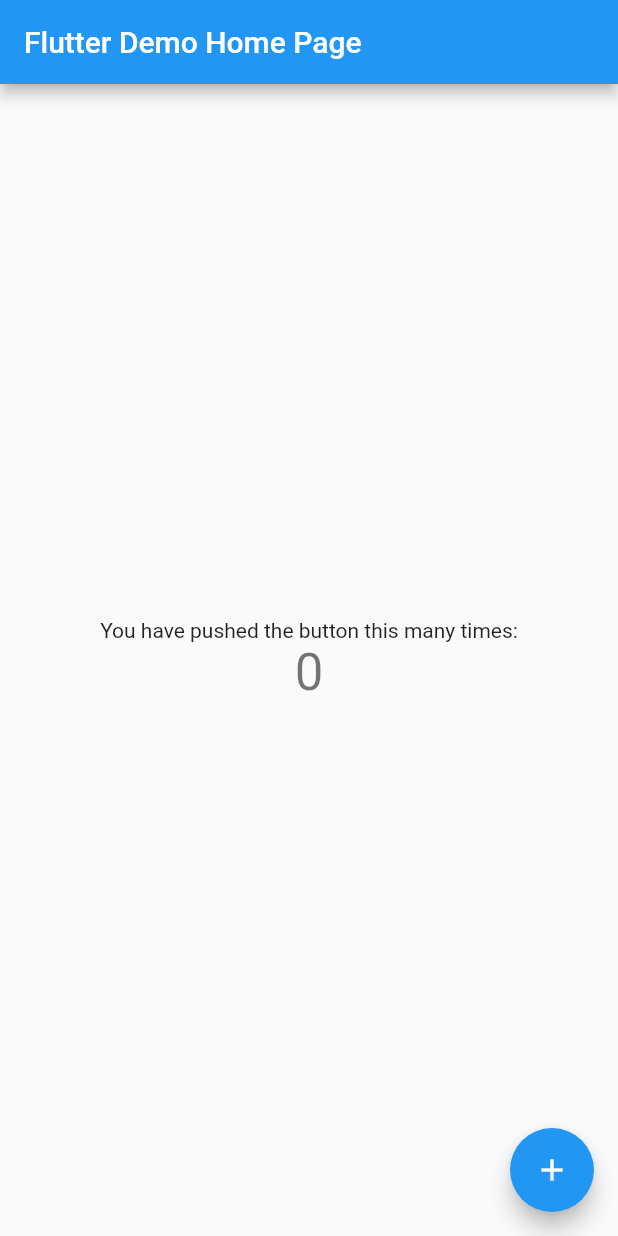
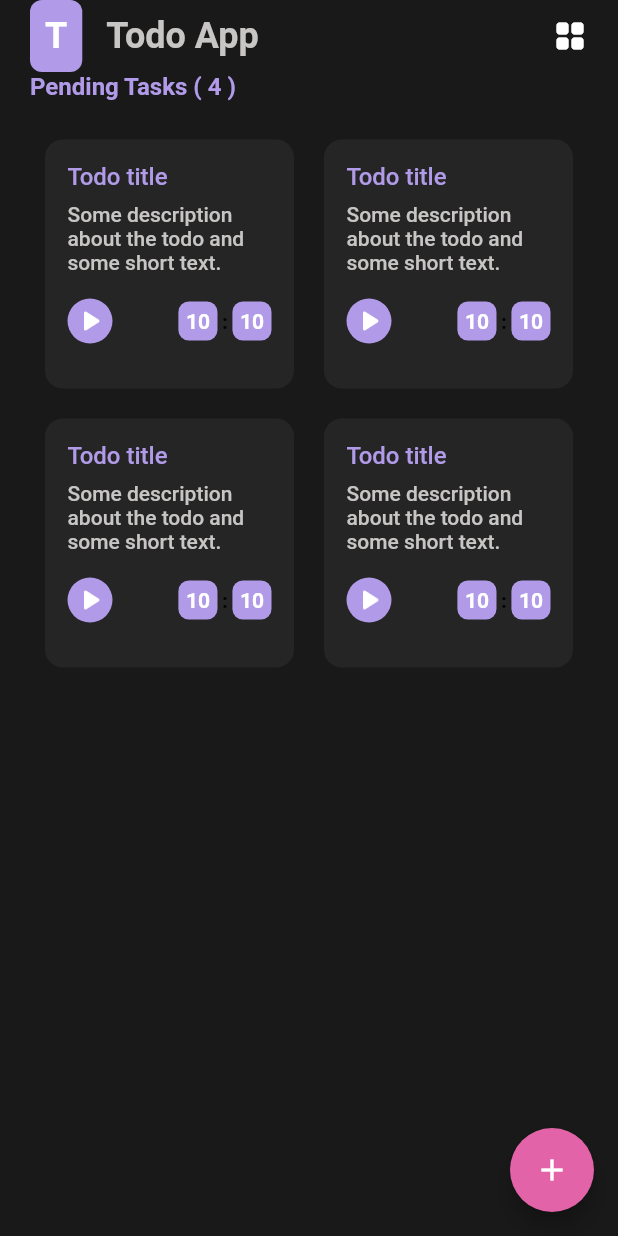
Before and after one commit to Sanchit-Rastogi/todo_app, a Flutter app: the screen it shows after launch, on a phone screen of 412 x 824 dp. Run offline on Flutter 3.47's test engine with Material 2 defaults, Android fonts, the phone set to English and light mode, and no system bars; our stand-ins replace google_fonts, slide_countdown; Roboto replaces fonts that are missing (Urbanist).

Commit message:
home page UI

```diff
--- a/lib/main.dart
+++ b/lib/main.dart
@@ -1,4 +1,6 @@
 import 'package:flutter/material.dart';
+import 'package:todo_assign/ui/screens/home.dart';
+import 'package:todo_assign/ui/shared/app_theme.dart';
 
 void main() {
   runApp(const MyApp());
@@ -7,109 +9,13 @@
 class MyApp extends StatelessWidget {
   const MyApp({Key? key}) : super(key: key);
 
-  // This widget is the root of your application.
   @override
   Widget build(BuildContext context) {
     return MaterialApp(
-      title: 'Flutter Demo',
-      theme: ThemeData(
-        // This is the theme of your application.
-        //
-        // Try running your application with "flutter run". You'll see the
-        // application has a blue toolbar. Then, without quitting the app, try
-        // changing the primarySwatch below to Colors.green and then invoke
-        // "hot reload" (press "r" in the console where you ran "flutter run",
-        // or simply save your changes to "hot reload" in a Flutter IDE).
-        // Notice that the counter didn't reset back to zero; the application
-        // is not restarted.
-        primarySwatch: Colors.blue,
-      ),
-      home: const MyHomePage(title: 'Flutter Demo Home Page'),
+      title: 'Todo Assignment',
+      debugShowCheckedModeBanner: false,
+      theme: AppTheme.darkTheme,
+      home: const HomeScreen(),
     );
   }
 }
-
-class MyHomePage extends StatefulWidget {
-  const MyHomePage({Key? key, required this.title}) : super(key: key);
-
-  // This widget is the home page of your application. It is stateful, meaning
-  // that it has a State object (defined below) that contains fields that affect
-  // how it looks.
-
-  // This class is the configuration for the state. It holds the values (in this
-  // case the title) provided by the parent (in this case the App widget) and
-  // used by the build method of the State. Fields in a Widget subclass are
-  // always marked "final".
-
-  final String title;
-
-  @override
-  State<MyHomePage> createState() => _MyHomePageState();
-}
-
-class _MyHomePageState extends State<MyHomePage> {
-  int _counter = 0;
-
-  void _incrementCounter() {
-    setState(() {
-      // This call to setState tells the Flutter framework that something has
-      // changed in this State, which causes it to rerun the build method below
-      // so that the display can reflect the updated values. If we changed
-      // _counter without calling setState(), then the build method would not be
-      // called again, and so nothing would appear to happen.
-      _counter++;
-    });
-  }
-
-  @override
-  Widget build(BuildContext context) {
-    // This method is rerun every time setState is called, for instance as done
-    // by the _incrementCounter method above.
-    //
-    // The Flutter framework has been optimized to make rerunning build methods
-    // fast, so that you can just rebuild anything that needs updating rather
-    // than having to individually change instances of widgets.
-    return Scaffold(
-      appBar: AppBar(
-        // Here we take the value from the MyHomePage object that was created by
-        // the App.build method, and use it to set our appbar title.
-        title: Text(widget.title),
-      ),
-      body: Center(
-        // Center is a layout widget. It takes a single child and positions it
-        // in the middle of the parent.
-        child: Column(
-          // Column is also a layout widget. It takes a list of children and
-          // arranges them vertically. By default, it sizes itself to fit its
-          // children horizontally, and tries to be as tall as its parent.
-          //
-          // Invoke "debug painting" (press "p" in the console, choose the
-          // "Toggle Debug Paint" action from the Flutter Inspector in Android
-          // Studio, or the "Toggle Debug Paint" command in Visual Studio Code)
-          // to see the wireframe for each widget.
-          //
-          // Column has various properties to control how it sizes itself and
-          // how it positions its children. Here we use mainAxisAlignment to
-          // center the children vertically; the main axis here is the vertical
-          // axis because Columns are vertical (the cross axis would be
-          // horizontal).
-          mainAxisAlignment: MainAxisAlignment.center,
-          children: <Widget>[
-            const Text(
-              'You have pushed the button this many times:',
-            ),
-            Text(
-              '$_counter',
-              style: Theme.of(context).textTheme.headline4,
-            ),
-          ],
-        ),
-      ),
-      floatingActionButton: FloatingActionButton(
-        onPressed: _incrementCounter,
-        tooltip: 'Increment',
-        child: const Icon(Icons.add),
-      ), // This trailing comma makes auto-formatting nicer for build methods.
-    );
-  }
-}
--- /dev/null
+++ b/lib/ui/screens/home.dart
@@ -0,0 +1,178 @@
+import 'package:flutter/material.dart';
+import 'package:slide_countdown/slide_countdown.dart';
+import 'package:todo_assign/ui/shared/colors.dart';
+import 'package:todo_assign/ui/shared/ui_helper.dart';
+
+class HomeScreen extends StatefulWidget {
+  const HomeScreen({Key? key}) : super(key: key);
+
+  @override
+  State<HomeScreen> createState() => _HomeScreenState();
+}
+
+class _HomeScreenState extends State<HomeScreen> {
+  @override
+  Widget build(BuildContext context) {
+    return Scaffold(
+      body: Column(
+        crossAxisAlignment: CrossAxisAlignment.start,
+        children: [
+          topBar(),
+          pendingTasks(),
+        ],
+      ),
+      floatingActionButton: FloatingActionButton(
+        onPressed: () {},
+        child: const Icon(
+          Icons.add,
+          color: UIColors.backgroundColorLight,
+        ),
+      ),
+    );
+  }
+
+  Widget pendingTasks() {
+    return Padding(
+      padding: const EdgeInsets.symmetric(horizontal: 20),
+      child: Column(
+        mainAxisSize: MainAxisSize.min,
+        crossAxisAlignment: CrossAxisAlignment.start,
+        children: [
+          Text(
+            'Pending Tasks ( 4 )',
+            style: Theme.of(context).textTheme.bodyText1!.copyWith(
+                  fontWeight: FontWeight.bold,
+                  fontSize: 16,
+                  color: UIColors.primaryColorDark,
+                ),
+          ),
+          UIHelper.verticalSpaceMedium,
+          GridView(
+            physics: const BouncingScrollPhysics(),
+            padding: const EdgeInsets.all(0),
+            shrinkWrap: true,
+            gridDelegate: const SliverGridDelegateWithFixedCrossAxisCount(
+              crossAxisCount: 2,
+            ),
+            children: [
+              todoCard(),
+              todoCard(),
+              todoCard(),
+              todoCard(),
+            ],
+          ),
+        ],
+      ),
+    );
+  }
+
+  Widget todoCard() {
+    return Container(
+      margin: const EdgeInsets.all(10),
+      width: MediaQuery.of(context).size.width,
+      padding: const EdgeInsets.all(15),
+      decoration: BoxDecoration(
+        color: UIColors.assetColorDark,
+        borderRadius: BorderRadius.circular(12),
+      ),
+      child: Column(
+        crossAxisAlignment: CrossAxisAlignment.start,
+        children: [
+          Text(
+            'Todo title',
+            style: Theme.of(context).textTheme.bodyText1!.copyWith(
+                  fontWeight: FontWeight.w500,
+                  fontSize: 16,
+                  color: UIColors.primaryColorDark,
+                ),
+          ),
+          UIHelper.verticalSpaceSmall,
+          Text(
+            'Some description about the todo and some short text.',
+            style: Theme.of(context).textTheme.bodyText1,
+            maxLines: 3,
+            overflow: TextOverflow.ellipsis,
+          ),
+          UIHelper.verticalSpaceMedium,
+          Row(
+            mainAxisAlignment: MainAxisAlignment.spaceBetween,
+            children: [
+              InkWell(
+                onTap: () {},
+                child: Container(
+                  width: 30,
+                  height: 30,
+                  decoration: BoxDecoration(
+                    borderRadius: BorderRadius.circular(50),
+                    color: UIColors.primaryColorDark,
+                  ),
+                  child: const Icon(
+                    Icons.play_arrow_rounded,
+                    color: UIColors.backgroundColorLight,
+                  ),
+                ),
+              ),
+              SlideCountdownSeparated(
+                duration: const Duration(
+                  minutes: 10,
+                  seconds: 10,
+                ),
+                decoration: BoxDecoration(
+                  color: UIColors.primaryColorDark,
+                  borderRadius: BorderRadius.circular(7),
+                ),
+              ),
+            ],
+          ),
+        ],
+      ),
+    );
+  }
+
+  Widget topBar() {
+    return SafeArea(
+      child: Row(
+        mainAxisAlignment: MainAxisAlignment.spaceBetween,
+        children: [
+          Row(
+            children: [
+              Container(
+                margin: const EdgeInsets.only(left: 20),
+                padding: const EdgeInsets.all(10),
+                decoration: BoxDecoration(
+                  color: UIColors.primaryColorDark,
+                  borderRadius: BorderRadius.circular(8),
+                ),
+                child: Text(
+                  'T',
+                  style: Theme.of(context).textTheme.bodyText1!.copyWith(
+                        fontWeight: FontWeight.bold,
+                        fontSize: 24,
+                        color: UIColors.backgroundColorLight,
+                      ),
+                ),
+              ),
+              UIHelper.horizontalSpaceMedium,
+              Text(
+                'Todo App',
+                style: Theme.of(context).textTheme.bodyText1!.copyWith(
+                      fontWeight: FontWeight.bold,
+                      fontSize: 24,
+                    ),
+              ),
+            ],
+          ),
+          Container(
+            margin: const EdgeInsets.only(right: 20),
+            child: GestureDetector(
+              onTap: () {},
+              child: const Icon(
+                Icons.grid_view_rounded,
+              ),
+            ),
+          ),
+        ],
+      ),
+    );
+  }
+}
--- /dev/null
+++ b/lib/ui/shared/app_theme.dart
@@ -0,0 +1,197 @@
+import 'package:flutter/material.dart';
+import 'package:flutter/services.dart';
+import 'package:google_fonts/google_fonts.dart';
+import 'package:todo_assign/ui/shared/colors.dart';
+
+class AppTheme {
+  static ThemeData get lightTheme => ThemeData(
+        fontFamily: 'Urbanist',
+        colorScheme: ColorScheme.fromSeed(
+          seedColor: UIColors.primaryColor,
+          primary: UIColors.primaryColor,
+          secondary: UIColors.secondaryColor,
+          background: UIColors.scaffoldBackgroundColorLight,
+        ),
+        scaffoldBackgroundColor: UIColors.scaffoldBackgroundColorLight,
+        backgroundColor: UIColors.backgroundColorLight,
+        drawerTheme: const DrawerThemeData(
+          backgroundColor: UIColors.scaffoldBackgroundColorLight,
+        ),
+        textButtonTheme: TextButtonThemeData(
+          style: ButtonStyle(
+            backgroundColor: UIColors.buttonColorLight,
+          ),
+        ),
+        // elevatedButtonTheme: ElevatedButtonThemeData(
+        //   style: ButtonStyle(
+        //     backgroundColor: UIColors.buttonColorLight,
+        //     textStyle: MaterialStateProperty.all<TextStyle>(
+        //       const TextStyle(color: Colors.black),
+        //     ),
+        //   ),
+        // ),
+        bottomNavigationBarTheme: const BottomNavigationBarThemeData(
+          backgroundColor: Colors.white,
+          selectedItemColor: UIColors.bottomNavSelectedItemColorLight,
+          unselectedItemColor: Color.fromRGBO(57, 66, 83, 1),
+        ),
+        appBarTheme: AppBarTheme(
+          color: UIColors.backgroundColorLight,
+          iconTheme: const IconThemeData(color: Colors.black),
+          titleTextStyle: GoogleFonts.poppins(
+            textStyle: const TextStyle(
+              color: Colors.black,
+              fontSize: 20,
+              fontWeight: FontWeight.w500,
+            ),
+          ),
+          toolbarTextStyle: GoogleFonts.poppins(
+            textStyle: const TextStyle(
+              color: Colors.black,
+              fontSize: 20,
+              fontFamily: 'Urbanist',
+              fontWeight: FontWeight.w600,
+            ),
+          ),
+          systemOverlayStyle: const SystemUiOverlayStyle(
+            statusBarBrightness: Brightness.light,
+            statusBarColor: UIColors.backgroundColorLight,
+            statusBarIconBrightness: Brightness.dark,
+          ),
+        ),
+        // primaryColorLight: const Color(0xffeeeeee).withOpacity(0.0),
+        bottomSheetTheme: const BottomSheetThemeData(
+          backgroundColor: UIColors.scaffoldBackgroundColorLight,
+        ),
+        textTheme: const TextTheme(
+          bodyText1: TextStyle(color: UIColors.bodyTextColorLight),
+          bodyText2: TextStyle(color: UIColors.bodyTextColorLight),
+          headline6: TextStyle(color: UIColors.titleTextColorLight),
+          subtitle1: TextStyle(
+            color: UIColors.bodyTextColorLight,
+            fontWeight: FontWeight.w600,
+            fontSize: 20.0,
+          ),
+          caption: TextStyle(
+            color: UIColors.bodyTextColorLight,
+            fontSize: 14.0,
+          ),
+          subtitle2: TextStyle(
+            color: UIColors.bodyTextColorLight,
+            fontSize: 18,
+            fontWeight: FontWeight.w400,
+          ),
+        ),
+        textSelectionTheme: TextSelectionThemeData(
+          selectionColor: Colors.grey.shade300,
+        ),
+        iconTheme: const IconThemeData(
+          color: Colors.black,
+        ),
+        switchTheme: SwitchThemeData(
+          thumbColor: MaterialStateProperty.all<Color>(
+            UIColors.primaryColor,
+          ),
+          trackColor: MaterialStateProperty.all<Color>(
+            UIColors.primaryColor.withOpacity(0.5),
+          ),
+        ),
+      );
+
+  static ThemeData get darkTheme => ThemeData(
+        fontFamily: 'Urbanist',
+        colorScheme: ColorScheme.fromSeed(
+          seedColor: UIColors.primaryColorDark,
+          primary: UIColors.primaryColorDark,
+          // onPrimary: Colors.white,
+          secondary: UIColors.secondaryColorDark,
+          background: UIColors.scaffoldBackgroundColorDark,
+          brightness: Brightness.dark,
+        ),
+        scaffoldBackgroundColor: UIColors.scaffoldBackgroundColorDark,
+        backgroundColor: UIColors.backgroundColorDark,
+        drawerTheme: const DrawerThemeData(
+          backgroundColor: UIColors.scaffoldBackgroundColorDark,
+        ),
+        textButtonTheme: TextButtonThemeData(
+          style: ButtonStyle(
+            backgroundColor: UIColors.buttonColorDark,
+          ),
+        ),
+        // elevatedButtonTheme: ElevatedButtonThemeData(
+        //   style: ButtonStyle(
+        //     backgroundColor: UIColors.buttonColorDark,
+        //     textStyle: MaterialStateProperty.all<TextStyle>(
+        //       const TextStyle(color: Colors.white),
+        //     ),
+        //   ),
+        // ),
+        bottomNavigationBarTheme: const BottomNavigationBarThemeData(
+          backgroundColor: Color(0xff201f1e),
+          selectedItemColor: UIColors.bottomNavSelectedItemColorDark,
+          unselectedItemColor: Color.fromRGBO(161, 159, 157, 1),
+          elevation: 8,
+        ),
+        appBarTheme: AppBarTheme(
+          color: UIColors.backgroundColorDark,
+          iconTheme: const IconThemeData(color: Colors.white),
+          titleTextStyle: GoogleFonts.poppins(
+            textStyle: const TextStyle(
+              color: Colors.white,
+              fontSize: 20,
+              fontWeight: FontWeight.w500,
+            ),
+          ),
+          toolbarTextStyle: GoogleFonts.poppins(
+            textStyle: const TextStyle(
+              color: Colors.white,
+              fontSize: 20,
+              fontFamily: 'Urbanist',
+              fontWeight: FontWeight.w600,
+            ),
+          ),
+          systemOverlayStyle: const SystemUiOverlayStyle(
+            statusBarBrightness: Brightness.dark,
+            statusBarColor: UIColors.backgroundColorDark,
+            statusBarIconBrightness: Brightness.light,
+          ),
+        ),
+        // primaryColorLight: const Color(0xff111111).withOpacity(0.0),
+        bottomSheetTheme: const BottomSheetThemeData(
+          backgroundColor: UIColors.scaffoldBackgroundColorDark,
+        ),
+        textTheme: const TextTheme(
+          bodyText1: TextStyle(color: UIColors.bodyTextColorDark),
+          bodyText2: TextStyle(color: UIColors.bodyTextColorDark),
+          headline6: TextStyle(color: UIColors.titleTextColorDark),
+          subtitle1: TextStyle(
+            color: UIColors.bodyTextColorDark,
+            fontWeight: FontWeight.w600,
+            fontSize: 20.0,
+          ),
+          caption: TextStyle(
+            color: UIColors.bodyTextColorDark,
+            fontSize: 14.0,
+          ),
+          subtitle2: TextStyle(
+            color: UIColors.bodyTextColorDark,
+            fontSize: 18,
+            fontWeight: FontWeight.w400,
+          ),
+        ),
+        textSelectionTheme: TextSelectionThemeData(
+          selectionColor: Colors.grey.shade700,
+        ),
+        iconTheme: const IconThemeData(
+          color: Colors.white,
+        ),
+        switchTheme: SwitchThemeData(
+          thumbColor: MaterialStateProperty.all<Color>(
+            UIColors.primaryColorDark,
+          ),
+          trackColor: MaterialStateProperty.all<Color>(
+            UIColors.primaryColorDark.withOpacity(0.5),
+          ),
+        ),
+      );
+}
--- /dev/null
+++ b/lib/ui/shared/colors.dart
@@ -0,0 +1,161 @@
+import 'package:flutter/material.dart';
+
+class UIColors {
+  //LIGHT THEME COLORS
+  static const Color primaryColor = Color(0XFF553BB9);
+  static const Color secondaryColor = Color(0XFF8B1957);
+  static const Color bodyTextColorLight = Color(0xFF4A5363);
+  static const Color titleTextColorLight = Color(0XFF394253);
+  static const Color scaffoldBackgroundColorLight = Color(0xFFF6F7F7);
+  static const Color backgroundColorLight = Colors.white;
+  static const Color assetColorLight = Color(0xffF3F3F4); //! Rename?
+  static MaterialStateProperty<Color> buttonColorLight =
+      MaterialStateProperty.all<Color>(const Color(0xffF3F3F4));
+
+  //DARK THEME COLORS
+  static const Color primaryColorDark = Color(0XFFB19BE9);
+  static const Color secondaryColorDark = Color(0XFFE363A9);
+  static const Color bodyTextColorDark = Color(0XFFC8C6C4);
+  static const Color titleTextColorDark = Colors.white;
+  static const Color scaffoldBackgroundColorDark = Color(0xFF191919);
+  static const Color backgroundColorDark = Color(0xff252526);
+  static const Color assetColorDark = Color(0xff252526); //! Rename?
+  static MaterialStateProperty<Color> buttonColorDark =
+      MaterialStateProperty.all<Color>(const Color(0xff252526));
+
+  static const Color bottomNavSelectedItemColorLight =
+      Color.fromRGBO(56, 28, 126, 1);
+  static const Color bottomNavSelectedItemColorDark =
+      Color.fromRGBO(177, 155, 233, 1);
+
+  static const Color bottomNavSelectedItemCircleColorLight =
+      Color.fromRGBO(239, 237, 245, 1);
+  static const Color bottomNavSelectedItemCircleColorDark =
+      Color.fromRGBO(79, 63, 119, 1);
+
+  static const textColorLight = Color(0xFF363636);
+  static const textColorDark = Colors.white;
+
+  //GRADIENTS
+  static const Gradient primaryGradient =
+      LinearGradient(colors: [primaryColor, Color(0xff7237ac)]);
+  static const Gradient secondaryGradient =
+      LinearGradient(colors: [secondaryColor, Color(0xffbc3f79)]);
+
+  static const Gradient blueGradient = LinearGradient(
+    begin: Alignment.topLeft,
+    end: Alignment.bottomRight,
+    colors: <Color>[Color(0xFF465DE1), Color(0xFF754BA3)],
+  );
+
+  static List<Gradient> gradients = <Gradient>[
+    const LinearGradient(
+      begin: Alignment.topLeft,
+      end: Alignment.bottomRight,
+      colors: <Color>[Color(0xFFFECFB3), Color(0xFFFBEEE2)],
+    ),
+    const LinearGradient(
+      begin: Alignment.topLeft,
+      end: Alignment.bottomRight,
+      colors: <Color>[Color(0xFFEAB4FD), Color(0xFFEEE1D8)],
+    ),
+    const LinearGradient(
+      begin: Alignment.topLeft,
+      end: Alignment.bottomRight,
+      colors: <Color>[Color(0xFFBEFEB3), Color(0xFFF5E8E7)],
+    ),
+    const LinearGradient(
+      begin: Alignment.topLeft,
+      end: Alignment.bottomRight,
+      colors: <Color>[Color(0xFF3586A3), Color(0xFFF5E8E7)],
+    ),
+    // LinearGradient(colors: <Color>[Color(0xFFFECFB3), Color(0xFFFBEEE2)]),
+  ];
+  static List<Gradient> eventBgGradients = <Gradient>[
+    const LinearGradient(
+      begin: Alignment.topLeft,
+      end: Alignment.bottomRight,
+      colors: <Color>[Color(0xFF6D5CE6), Color(0xFFF0326E)],
+    ),
+    // LinearGradient(
+    //     begin: Alignment.topLeft,
+    //     end: Alignment.bottomRight,
+    //     colors: <Color>[Color(0xFFEAB4FD), Color(0xFFEEE1D8)]),
+    // LinearGradient(
+    //     begin: Alignment.topLeft,
+    //     end: Alignment.bottomRight,
+    //     colors: <Color>[Color(0xFFBEFEB3), Color(0xFFF5E8E7)]),
+    // LinearGradient(
+    //     begin: Alignment.topLeft,
+    //     end: Alignment.bottomRight,
+    //     colors: <Color>[Color(0xFF3586A3), Color(0xFFF5E8E7)]),
+    // LinearGradient(colors: <Color>[Color(0xFFFECFB3), Color(0xFFFBEEE2)]),
+  ];
+
+  static List<Color> offerTileRandomColors = <Color>[
+    const Color(0xFF7490E6),
+    const Color(0xFF49DBDA),
+    const Color(0xFFF9A3A3),
+    const Color(0xFFA58BFE)
+  ];
+
+  static const LinearGradient shimmerGradient = LinearGradient(
+    colors: [
+      Color(0xFFEBEBF4),
+      Color(0xFFF4F4F4),
+      Color(0xFFEBEBF4),
+    ],
+    stops: [
+      0.1,
+      0.3,
+      0.4,
+    ],
+    begin: Alignment(-1.0, -0.3),
+    end: Alignment(1.0, 0.3),
+  );
+
+  static const LinearGradient shimmerDarkGradient = LinearGradient(
+    colors: [
+      Color(0xFF3A3A3A),
+      Color(0xFF3F3F3F),
+      Color(0xFF4A4A4A),
+    ],
+    stops: [
+      0.1,
+      0.3,
+      0.4,
+    ],
+    begin: Alignment(-1.0, -0.3),
+    end: Alignment(1.0, 0.3),
+  );
+
+  //BoxShadows
+  static const List<BoxShadow> primaryBoxShadowLight = [
+    BoxShadow(
+      color: Color(0xffdbd0ed),
+      offset: Offset(0, 4),
+      blurRadius: 6,
+    ),
+  ];
+  static const List<BoxShadow> secondaryBoxShadowLight = [
+    BoxShadow(
+      color: Color(0xffebd7e2),
+      offset: Offset(0, 4),
+      blurRadius: 6,
+    ),
+  ];
+  static const List<BoxShadow> primaryBoxShadowLDark = [
+    BoxShadow(
+      color: Color(0xff383148),
+      offset: Offset(0, 4),
+      blurRadius: 6,
+    ),
+  ];
+  static const List<BoxShadow> secondaryBoxShadowDark = [
+    BoxShadow(
+      color: Color(0xFF553646),
+      offset: Offset(0, 4),
+      blurRadius: 6,
+    ),
+  ];
+}
--- /dev/null
+++ b/lib/ui/shared/ui_helper.dart
@@ -0,0 +1,14 @@
+import 'package:flutter/material.dart';
+
+class UIHelper {
+  static const Widget verticalSpaceSmall = SizedBox(height: 8);
+  static const Widget verticalSpaceMedium = SizedBox(height: 16);
+  static const Widget verticalSpaceLarge = SizedBox(height: 32);
+
+  static const Widget horizontalSpaceSmall = SizedBox(width: 8);
+  static const Widget horizontalSpaceMedium = SizedBox(width: 16);
+  static const Widget horizontalSpaceLarge = SizedBox(width: 32);
+
+  static Widget verticalSpace(double height) => SizedBox(height: height);
+  static Widget horizontalSpace(double width) => SizedBox(width: width);
+}
```
Also changed, not shown: pubspec.yaml (+4 -17 lines), pubspec.lock, 67 other files.
